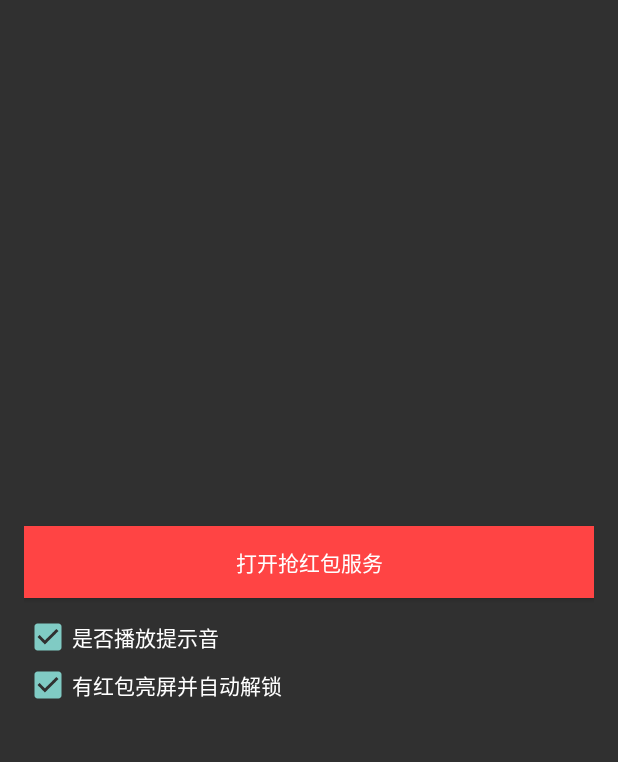
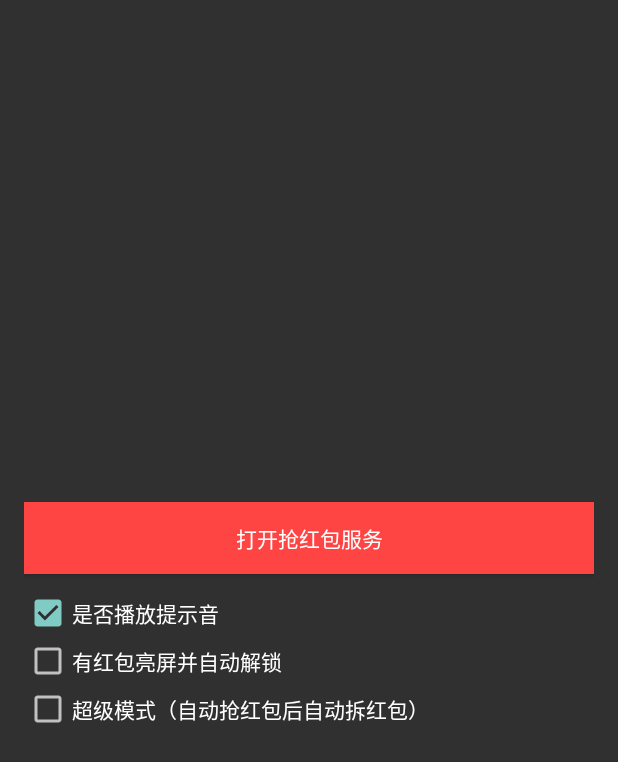
Before and after one commit to Liaoboo/LuckyMoneyHelper, an Android app: the screen it shows after launch (MainActivity), on a phone screen of 412 x 824 dp. Shown: the top 762 px of the screen. Run offline under Robolectric (Android 15) with nearby library versions, the phone set to English and light mode, and no system bars.

```diff
--- a/app/src/main/java/com/luckymoneyhelper/activity/MainActivity.java
+++ b/app/src/main/java/com/luckymoneyhelper/activity/MainActivity.java
@@ -26,7 +26,7 @@ import java.util.List;
 public class MainActivity extends AppCompatActivity implements View.OnClickListener, AccessibilityManager.AccessibilityStateChangeListener,CompoundButton.OnCheckedChangeListener {
     private Button btn_open_close;
     private AccessibilityManager mAaccessibilityManager;  //无障碍服务管理
-    private CheckBox cb_prompt_tone,cb_unlock;
+    private CheckBox cb_prompt_tone,cb_unlock,cb_super;
     private SharedPreferences.Editor editor;
 
     @Override
@@ -42,6 +42,7 @@ public class MainActivity extends AppCompatActivity implements View.OnClickListe
         btn_open_close = (Button) findViewById(R.id.btn_open_close);
         cb_prompt_tone = (CheckBox) findViewById(R.id.cb_prompt_tone);
         cb_unlock = (CheckBox) findViewById(R.id.cb_unlock);
+        cb_super = (CheckBox) findViewById(R.id.cb_super);
     }
 
     public void initParams() {
@@ -53,34 +54,18 @@ public class MainActivity extends AppCompatActivity implements View.OnClickListe
         SharedPreferences sharedPreferences = getSharedPreferences(Const.CONFIG, MODE_PRIVATE);
         editor = sharedPreferences.edit();
         boolean music = sharedPreferences.getBoolean(Const.IS_PROMPT_TONE, true);
-        boolean unlock = sharedPreferences.getBoolean(Const.IS_UNLOCK, true);
+        boolean unlock = sharedPreferences.getBoolean(Const.IS_UNLOCK, false);
+        boolean super_modle = sharedPreferences.getBoolean(Const.IS_SUPER_MODEL, false);
         cb_prompt_tone.setChecked(music);
         cb_unlock.setChecked(unlock);
-//        Handler handler = new Handler(getMainLooper());
-//        handler.postDelayed(new Runnable() {
-//            @Override
-//            public void run() {
-//                KeyguardManager.KeyguardLock kl;
-//                KeyguardManager km = (KeyguardManager) getSystemService(getApplicationContext()
-//                        .KEYGUARD_SERVICE);
-//                kl = km.newKeyguardLock("unlock");
-//
-//                // 把系统锁屏暂时关闭
-//                kl.disableKeyguard();
-//                PowerManager pm = (PowerManager) getSystemService(getApplicationContext()
-//                        .POWER_SERVICE);
-//                PowerManager.WakeLock wl = pm.newWakeLock(PowerManager.ACQUIRE_CAUSES_WAKEUP |
-//                        PowerManager.SCREEN_DIM_WAKE_LOCK, "bright");
-//                wl.acquire();
-//                wl.release();
-//            }
-//        },50000);
+        cb_super.setChecked(super_modle);
     }
 
     public void initListener() {
         btn_open_close.setOnClickListener(this);
         cb_prompt_tone.setOnCheckedChangeListener(this);
         cb_unlock.setOnCheckedChangeListener(this);
+        cb_super.setOnCheckedChangeListener(this);
         mAaccessibilityManager.addAccessibilityStateChangeListener(this);
     }
 
@@ -159,6 +144,10 @@ public class MainActivity extends AppCompatActivity implements View.OnClickListe
                 editor.putBoolean(Const.IS_UNLOCK, isChecked);
                 editor.commit();
                 break;
+            case R.id.cb_super:
+                editor.putBoolean(Const.IS_SUPER_MODEL, isChecked);
+                editor.commit();
+                break;
         }
     }
 }
--- a/app/src/main/java/com/luckymoneyhelper/constants/Const.java
+++ b/app/src/main/java/com/luckymoneyhelper/constants/Const.java
@@ -14,4 +14,5 @@ public final class Const {
     public static final String CONFIG = "config";
     public static final String IS_PROMPT_TONE = "is_prompt_tone";//是否播放提示音
     public static final String IS_UNLOCK = "is_unlock";//是否点亮屏幕并解锁解锁
+    public static final String IS_SUPER_MODEL = "is_super_model";//是否启动超级模式（自动抢并且自动拆）
 }
--- a/app/src/main/res/layout/act_main.xml
+++ b/app/src/main/res/layout/act_main.xml
@@ -39,5 +39,10 @@
             android:layout_width="wrap_content"
             android:layout_height="wrap_content"
             android:text="有红包亮屏并自动解锁"/>
+        <CheckBox
+            android:id="@+id/cb_super"
+            android:layout_width="wrap_content"
+            android:layout_height="wrap_content"
+            android:text="超级模式（自动抢红包后自动拆红包）"/>
     </LinearLayout>
 </LinearLayout>
--- a/build.gradle
+++ b/build.gradle
@@ -5,7 +5,7 @@ buildscript {
         jcenter()
     }
     dependencies {
-        classpath 'com.android.tools.build:gradle:2.1.0'
+        classpath 'com.android.tools.build:gradle:2.1.2'
 
         // NOTE: Do not place your application dependencies here; they belong
         // in the individual module build.gradle files
```
Also changed, not shown: app/src/main/java/com/luckymoneyhelper/services/LuckyMoneyDealService.java (+6 -1 lines), app/src/main/java/com/luckymoneyhelper/services/LuckyMoneyMonitorService.java (+10 -7 lines), app/src/main/res/mipmap-hdpi/ic_launcher.png, app/src/main/res/mipmap-xhdpi/ic_launcher.png, app/src/main/res/mipmap-xxhdpi/ic_launcher.png, 1 other file.
